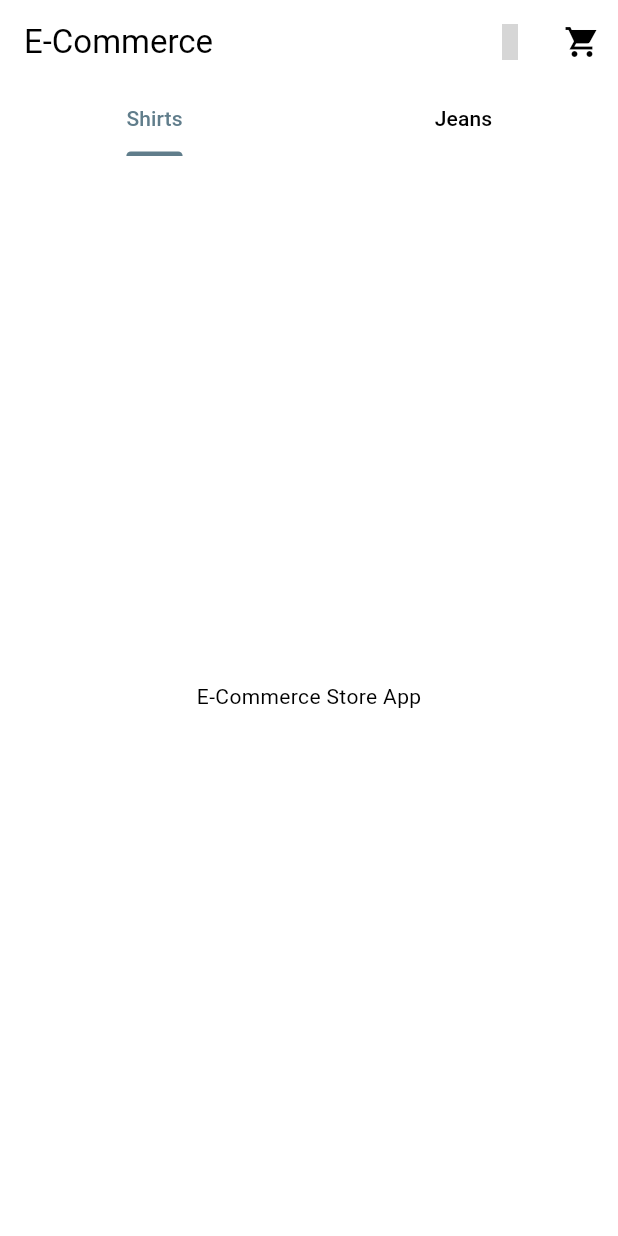
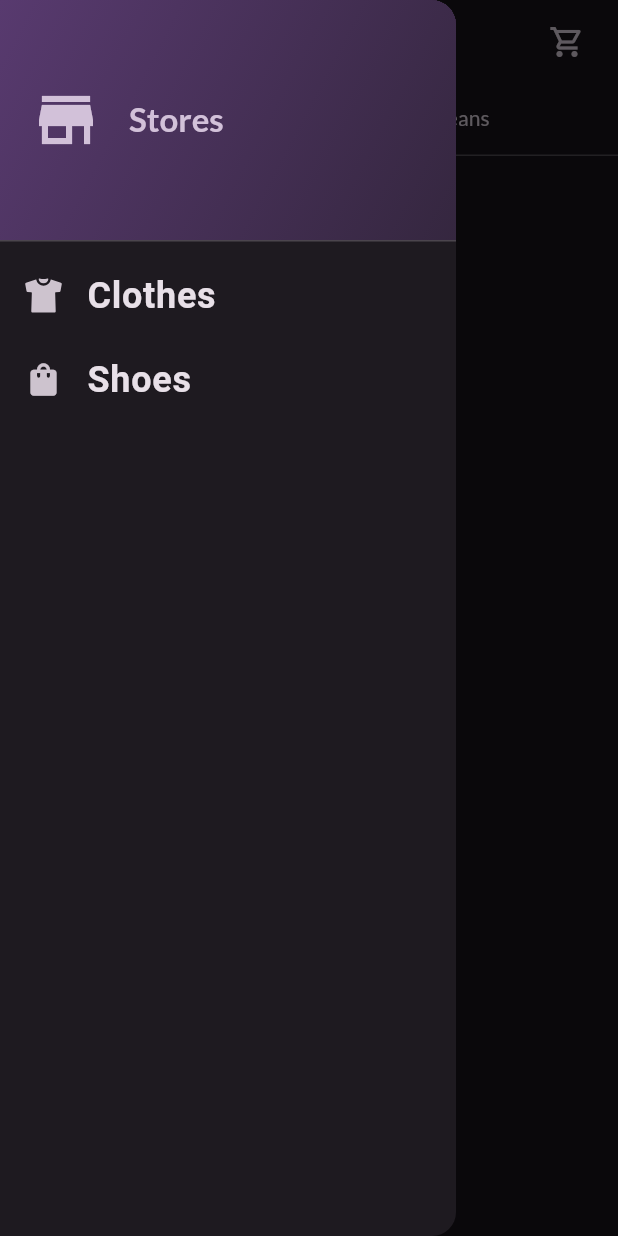
Before and after one commit to kpirabaharan/E-Commerce-Flutter-App, a Flutter app: the screen it shows after launch, with the side drawer open (before the commit the screen has no drawer), on a phone screen of 412 x 824 dp. Run offline on Flutter 3.47's test engine with Material 2 defaults, Android fonts, the phone set to English and light mode, and no system bars; our stand-ins replace google_fonts, ionicons; grey boxes are pictures that could not be loaded.

Commit message:
Created A Drawer to Select Store
Signed-off-by: Keeshigan Pirabaharan <kpirabaharan3@gmail.com>

```diff
--- a/lib/main.dart
+++ b/lib/main.dart
@@ -1,7 +1,21 @@
+import 'dart:io' show Platform;
+
+import 'package:flutter/cupertino.dart';
 import 'package:flutter/material.dart';
-import 'package:iconsax/iconsax.dart';
+import 'package:google_fonts/google_fonts.dart';
+
+import 'main_drawer.dart';
 
 void main() => runApp(const MyApp());
+
+final theme = ThemeData(
+  useMaterial3: true,
+  colorScheme: ColorScheme.fromSeed(
+    brightness: Brightness.dark,
+    seedColor: const Color.fromARGB(255, 49, 9, 77),
+  ),
+  textTheme: GoogleFonts.latoTextTheme(),
+);
 
 class MyApp extends StatelessWidget {
   const MyApp({super.key});
@@ -9,25 +23,22 @@ class MyApp extends StatelessWidget {
   @override
   Widget build(BuildContext context) {
     return MaterialApp(
+      theme: theme,
       debugShowCheckedModeBanner: false,
-      title: 'Flutter Demo',
-      theme: ThemeData(
-          colorScheme: ColorScheme.fromSwatch(primarySwatch: Colors.blueGrey)
-              .copyWith(secondary: Colors.amber),
-          useMaterial3: true),
+      title: 'E-Commerce MultiStore Mobile App',
       home: DefaultTabController(
         length: 2,
         child: Scaffold(
+          drawer: const MainDrawer(),
           appBar: AppBar(
             title: const Text('E-Commerce'),
             actions: [
-              IconButton(
-                onPressed: () => {},
-                icon: const Icon(Iconsax.sun_15),
-              ),
-              IconButton(
-                onPressed: () => {},
-                icon: const Icon(Icons.shopping_cart_sharp),
+              Padding(
+                padding: const EdgeInsets.only(right: 10.0),
+                child: IconButton(
+                  onPressed: () => {},
+                  icon: Icon(Platform.isIOS ? CupertinoIcons.cart : Icons.shopping_cart_outlined),
+                ),
               )
             ],
             bottom: const TabBar(
--- /dev/null
+++ b/lib/main_drawer.dart
@@ -0,0 +1,64 @@
+import 'package:flutter/material.dart';
+import 'package:ionicons/ionicons.dart';
+
+class MainDrawer extends StatelessWidget {
+  const MainDrawer({super.key});
+
+  Widget buildListTile(String title, VoidCallback tapHandler, {dynamic icon = Icons.shopping_bag}) {
+    return ListTile(
+      leading: Icon(
+        icon,
+        size: 26,
+      ),
+      title: Text(
+        title,
+        style: const TextStyle(
+          fontFamily: 'RobotoCondensed',
+          fontSize: 24,
+          fontWeight: FontWeight.bold,
+        ),
+      ),
+      onTap: tapHandler,
+    );
+  }
+
+  @override
+  Widget build(BuildContext context) {
+    return Drawer(
+      child: Column(
+        children: [
+          DrawerHeader(
+            padding: const EdgeInsets.symmetric(horizontal: 20),
+            decoration: BoxDecoration(
+              gradient: LinearGradient(
+                colors: [
+                  Theme.of(context).colorScheme.primaryContainer,
+                  Theme.of(context).colorScheme.primaryContainer.withAlpha(100),
+                ],
+                begin: Alignment.topLeft,
+                end: Alignment.bottomRight,
+              ),
+            ),
+            child: Row(
+              children: [
+                Icon(
+                  Icons.store,
+                  size: 48,
+                  color: Theme.of(context).colorScheme.secondary,
+                ),
+                const SizedBox(width: 18),
+                Text(
+                  'Stores',
+                  style: Theme.of(context).textTheme.titleLarge!.copyWith(
+                      color: Theme.of(context).colorScheme.secondary, fontWeight: FontWeight.bold),
+                ),
+              ],
+            ),
+          ),
+          buildListTile('Clothes', () => {}, icon: Ionicons.shirt),
+          buildListTile('Shoes', () => {}),
+        ],
+      ),
+    );
+  }
+}
--- a/lib/models/category.dart
+++ b/lib/models/category.dart
@@ -1,4 +1,4 @@
-import 'package:e_commerce/models/Store.dart';
+import 'package:e_commerce/models/store.dart';
 
 class Category {
   final String id;
--- a/pubspec.yaml
+++ b/pubspec.yaml
@@ -33,9 +33,11 @@ dependencies:
 
   # The following adds the Cupertino Icons font to your application.
   # Use with the CupertinoIcons class for iOS style icons.
+  google_fonts: ^6.1.0
   cupertino_icons: ^1.0.6
-  iconsax: ^0.0.8
+  ionicons: ^0.2.2
   flutter_stripe: ^9.4.0
+  flutter_riverpod: ^2.4.1
 
 dev_dependencies:
   flutter_test:
@@ -60,8 +62,6 @@ flutter:
 
   # To add assets to your application, add an assets section, like this:
   # assets:
-  #   - images/a_dot_burr.jpeg
-  #   - images/a_dot_ham.jpeg
 
   # An image asset can refer to one or more resolution-specific "variants", see
   # https://flutter.dev/assets-and-images/#resolution-aware
```
Also changed, not shown: pubspec.lock, 2 other files.
